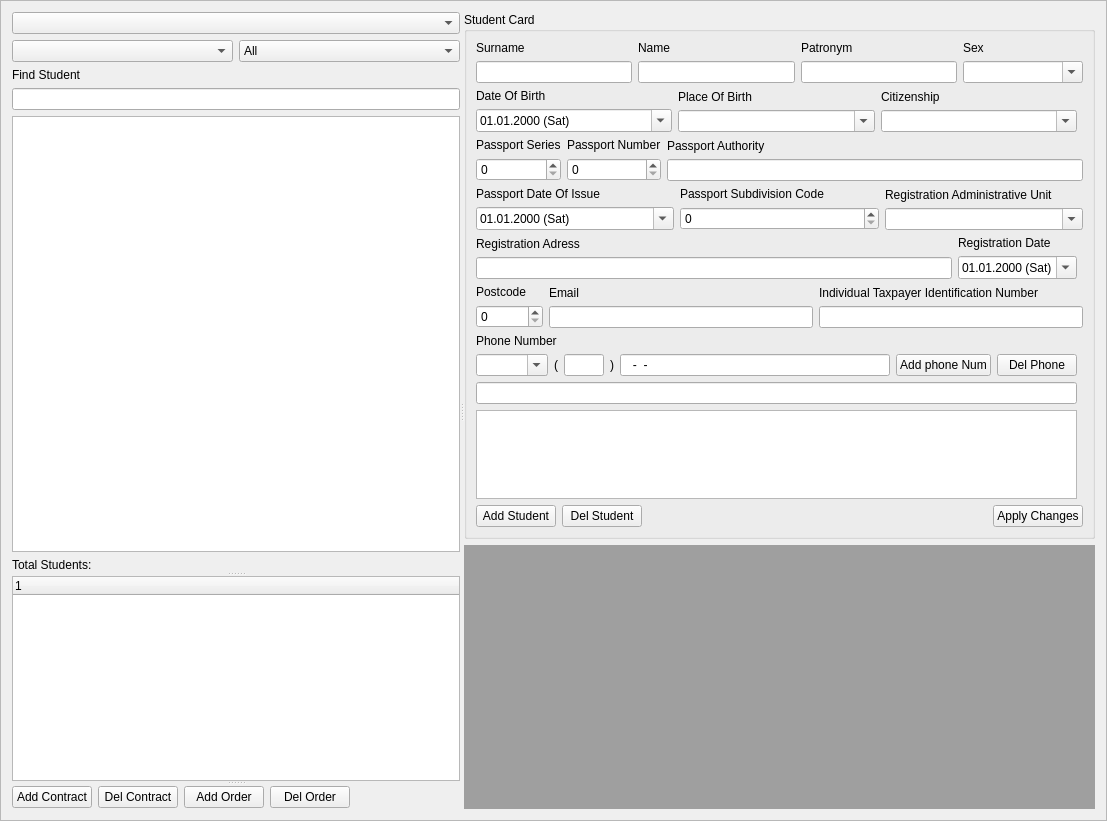
Qt form framestudet.ui (sadovskiy/sysman) before a commit.
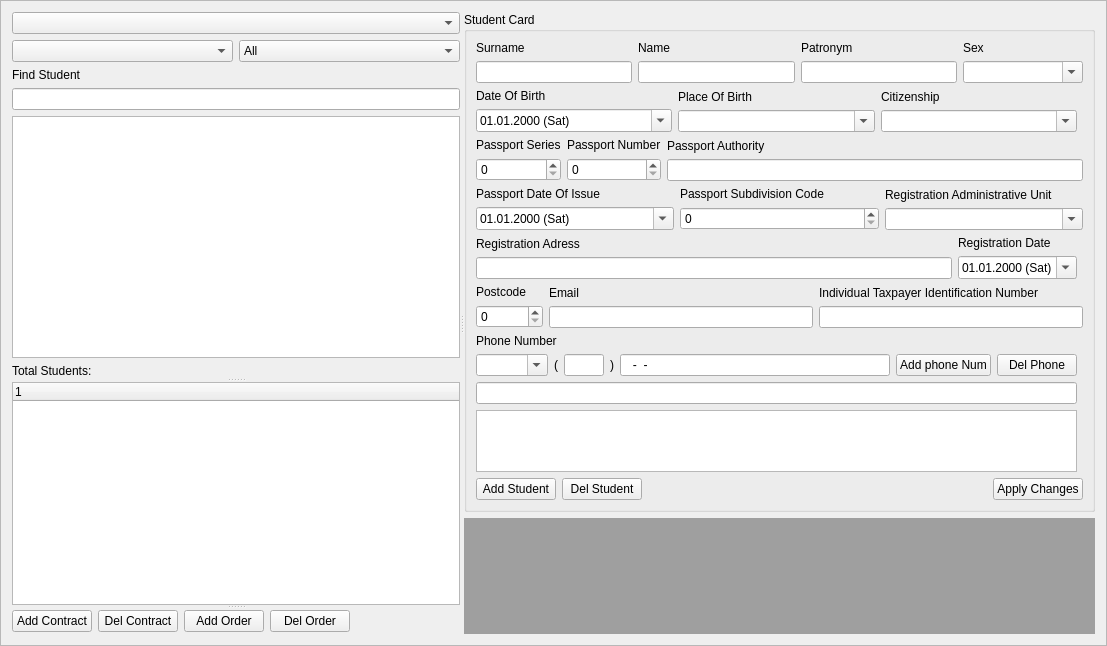
The same form after that commit.

```diff
--- a/framestudet.ui
+++ b/framestudet.ui
@@ -7,7 +7,7 @@
     <x>0</x>
     <y>0</y>
     <width>1107</width>
-    <height>821</height>
+    <height>646</height>
    </rect>
   </property>
   <property name="windowTitle">
@@ -250,7 +250,7 @@
           <property name="minimumSize">
            <size>
             <width>260</width>
-            <height>400</height>
+            <height>0</height>
            </size>
           </property>
          </widget>
@@ -277,7 +277,7 @@
         </property>
        </column>
       </widget>
-      <widget class="QWidget" name="">
+      <widget class="QWidget" name="layoutWidget">
        <layout class="QHBoxLayout" name="horizontalLayout">
         <item>
          <widget class="QPushButton" name="pushButtonAddContract">
```
Left out of the diff: 6 changed lines with no effect on the pictures.
